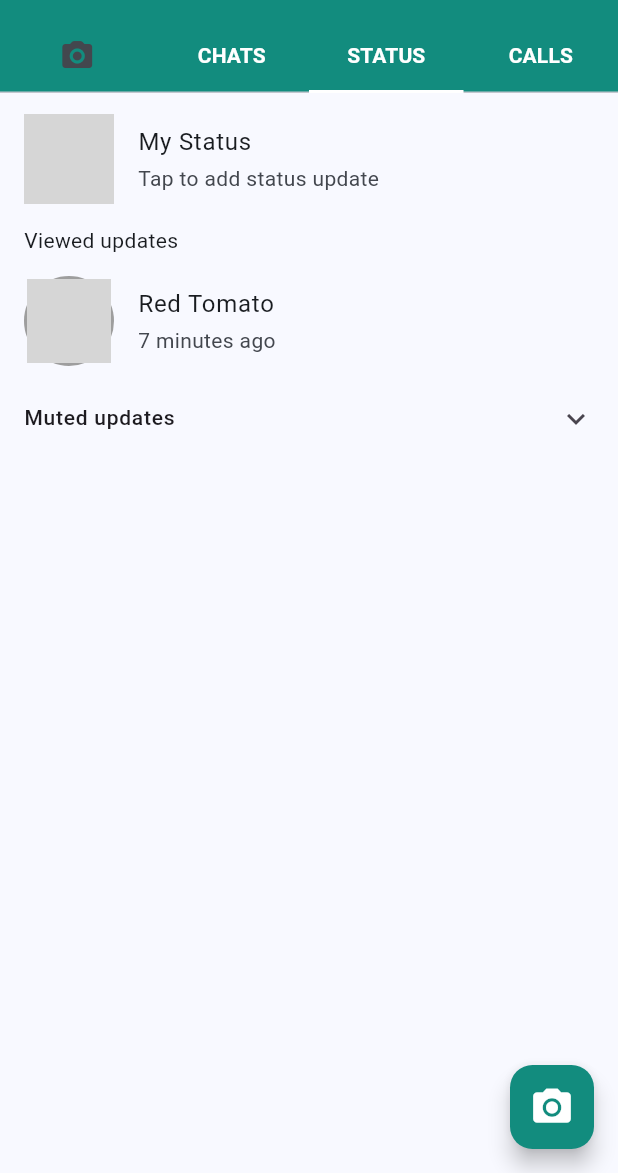
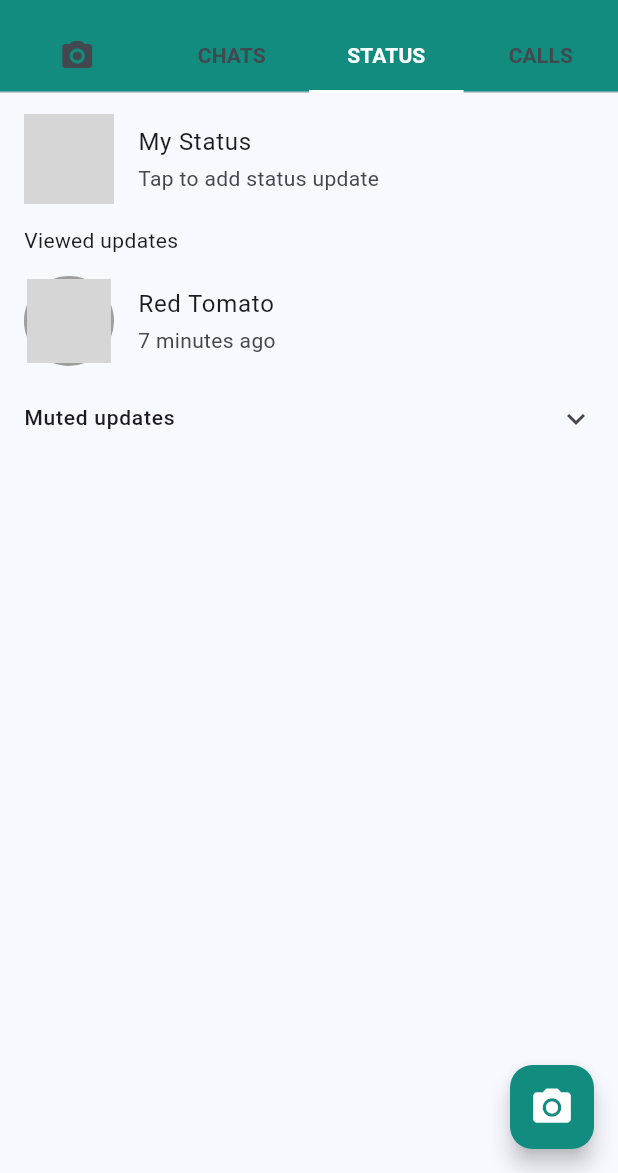
Before and after one commit to dharmendra7899/whatsapp_clone, a Flutter app: the WhatsAppClone screen opened directly, tab 3 chosen, on a phone screen of 412 x 824 dp, the part 63-1236 px from its top. Run offline on Flutter 3.47's test engine with Material 3 defaults, Android fonts, the phone set to English and light mode, and no system bars; our stand-ins replace bloc, equatable, flutter_bloc, flutter_rating_bar; network calls fail; grey boxes are pictures that could not be loaded.

Commit message:
update code and version

```diff
--- a/lib/block/products_bloc.dart
+++ b/lib/block/products_bloc.dart
@@ -2,7 +2,7 @@ import 'package:bloc/bloc.dart';
 import 'package:equatable/equatable.dart';
 
 import '../models/productModelResponse.dart';
-import '../repo/produc_repo.dart';
+import '../repo/product_repo.dart';
 
 part 'products_event.dart';
 part 'products_state.dart';
--- a/lib/main.dart
+++ b/lib/main.dart
@@ -1,7 +1,7 @@
 import 'package:flutter/material.dart';
 import 'package:flutter_bloc/flutter_bloc.dart';
 import 'package:kkkk/block/products_bloc.dart';
-import 'package:kkkk/repo/produc_repo.dart';
+import 'package:kkkk/repo/product_repo.dart';
 import 'package:kkkk/screen/homeScreen.dart';
 
 void main() {
@@ -23,7 +23,7 @@ class MyApp extends StatelessWidget {
         debugShowCheckedModeBanner: false,
         title: 'Flutter Demo',
         theme: ThemeData(
-          appBarTheme: const AppBarTheme(color: Color(0xff128C7E)),
+          appBarTheme: const AppBarTheme(backgroundColor: Color(0xff128C7E)),
           colorScheme: ColorScheme.fromSeed(seedColor: Colors.blue),
           useMaterial3: true,
         ),
--- a/lib/models/productModelResponse.dart
+++ b/lib/models/productModelResponse.dart
@@ -1,6 +1,3 @@
-// To parse this JSON data, do
-//
-//     final productModel = productModelFromJson(jsonString);
 
 import 'dart:convert';
 
--- a/lib/screen/callTab.dart
+++ b/lib/screen/callTab.dart
@@ -1,8 +1,10 @@
+
+
 import 'package:flutter/material.dart';
-import 'package:kkkk/screen/sinlgeCall.dart';
+import 'package:kkkk/screen/singleCall.dart';
 
 class CallTab extends StatelessWidget {
-  const CallTab({Key? key}) : super(key: key);
+  const CallTab({super.key});
 
   @override
   Widget build(BuildContext context) {
--- a/lib/screen/homeScreen.dart
+++ b/lib/screen/homeScreen.dart
@@ -14,6 +14,7 @@ class _HomeScreenState extends State<HomeScreen> {
   Widget build(BuildContext context) {
     return Scaffold(
         appBar: AppBar(
+          foregroundColor: Colors.white,
           title: const Text("Home Screen"),
         ),
         body: Center(
--- a/lib/screen/productScreen.dart
+++ b/lib/screen/productScreen.dart
@@ -122,7 +122,7 @@ class _ProductScreenState extends State<ProductScreen> {
                                     color: Colors.amber,
                                   ),
                                   onRatingUpdate: (rating) {
-                                    print(rating);
+                                    debugPrint(rating.toString());
                                   },
                                 ),
                                 const SizedBox(
--- a/lib/screen/sinlgeCall.dart
+++ b/lib/screen/singleCall.dart
@@ -8,13 +8,13 @@ class SingleCallWidget extends StatelessWidget {
   final String? callType;
 
   const SingleCallWidget({
-    Key? key,
+    super.key,
     this.chatMessage,
     this.chatTitle,
     this.callStatus,
     this.imageUrl,
     this.callType,
-  }) : super(key: key);
+  });
 
   @override
   Widget build(BuildContext context) {
--- a/lib/screen/singleChat.dart
+++ b/lib/screen/singleChat.dart
@@ -1,3 +1,5 @@
+
+
 import 'package:flutter/material.dart';
 
 class SingleChatWidget extends StatelessWidget {
@@ -7,12 +9,12 @@ class SingleChatWidget extends StatelessWidget {
   final String? imageUrl;
 
   const SingleChatWidget({
-    Key? key,
+    super.key,
     this.chatMessage,
     this.chatTitle,
     this.seenStatusColor,
     this.imageUrl,
-  }) : super(key: key);
+  });
 
   @override
   Widget build(BuildContext context) {
--- a/lib/screen/singleStatus.dart
+++ b/lib/screen/singleStatus.dart
@@ -6,11 +6,11 @@ class SingleStatusItem extends StatelessWidget {
   final String? statusImage;
 
   const SingleStatusItem({
-    Key? key,
+    super.key,
     this.statusTitle,
     this.statusTime,
     this.statusImage,
-  }) : super(key: key);
+  });
 
   @override
   Widget build(BuildContext context) {
--- a/lib/screen/statusTab.dart
+++ b/lib/screen/statusTab.dart
@@ -2,7 +2,7 @@ import 'package:flutter/material.dart';
 import 'package:kkkk/screen/singleStatus.dart';
 
 class StatusTab extends StatelessWidget {
-  const StatusTab({Key? key}) : super(key: key);
+  const StatusTab({super.key});
 
   @override
   Widget build(BuildContext context) {
--- a/lib/screen/whatsAppClone.dart
+++ b/lib/screen/whatsAppClone.dart
@@ -1,3 +1,4 @@
+
 import 'package:flutter/material.dart';
 import 'package:kkkk/screen/chatTab.dart';
 import 'package:kkkk/screen/statusTab.dart';
@@ -65,17 +66,17 @@ class WhatsAppClone extends StatelessWidget {
                 Tab(
                   child: Text('CHATS',
                       style: TextStyle(
-                          color: Colors.white, fontWeight: FontWeight.w600)),
+                        fontWeight: FontWeight.w600)),
                 ),
                 Tab(
                   child: Text('STATUS',
                       style: TextStyle(
-                          color: Colors.white, fontWeight: FontWeight.w600)),
+                           fontWeight: FontWeight.w600)),
                 ),
                 Tab(
                   child: Text('CALLS',
                       style: TextStyle(
-                          color: Colors.white, fontWeight: FontWeight.w600)),
+                          fontWeight: FontWeight.w600)),
                 ),
               ],
               labelColor: Colors.white,
--- a/pubspec.yaml
+++ b/pubspec.yaml
@@ -35,8 +35,8 @@ dependencies:
   # The following adds the Cupertino Icons font to your application.
   # Use with the CupertinoIcons class for iOS style icons.
   cupertino_icons: ^1.0.2
-  bloc: ^8.1.2
-  flutter_bloc: ^8.1.3
+  bloc: ^9.1.0
+  flutter_bloc: ^9.1.1
   http: ^1.1.0
   equatable: ^2.0.5
   flutter_rating_bar: ^4.0.1
@@ -50,7 +50,7 @@ dev_dependencies:
   # activated in the `analysis_options.yaml` file located at the root of your
   # package. See that file for information about deactivating specific lint
   # rules and activating additional ones.
-  flutter_lints: ^2.0.0
+  flutter_lints: ^6.0.0
 
 # For information on the generic Dart part of this file, see the
 # following page: https://dart.dev/tools/pub/pubspec
```
Also changed, not shown: lib/screen/chatTab.dart (+4 -4 lines), lib/repo/product_repo.dart (renamed from lib/repo/produc_repo.dart), pubspec.lock, 4 other files.
